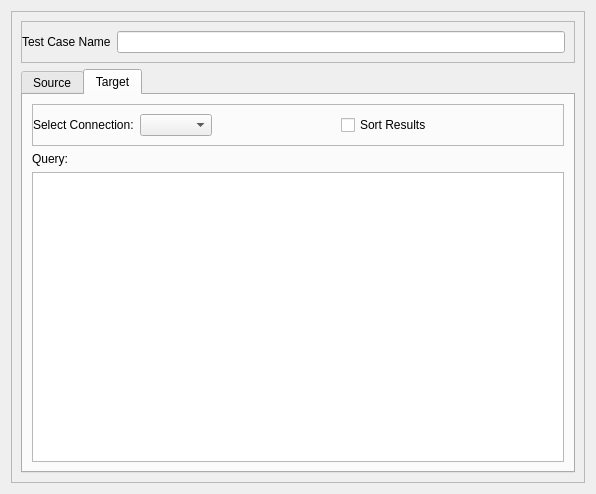
The window that ui_files/create_test_case.ui (npeersab/Universal-Data-Comparator) describes before a commit, drawn with Qt 5.
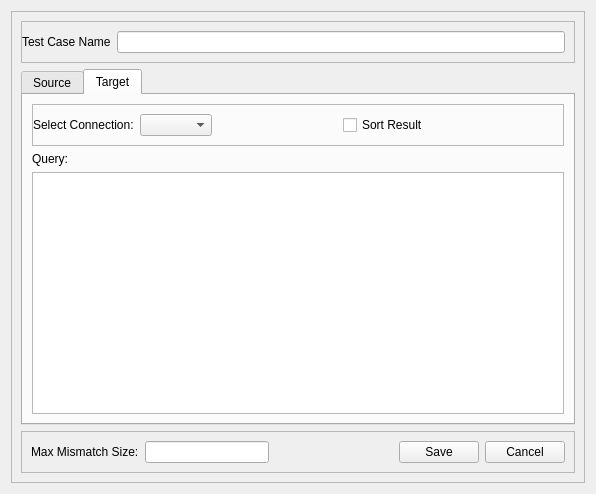
The same window after the commit. The open tabs and pages were chosen to show the change.

Diff of the .ui file:
```diff
--- a/ui_files/create_test_case.ui
+++ b/ui_files/create_test_case.ui
@@ -193,7 +193,7 @@
              <item>
               <widget class="QCheckBox" name="target_sort_check_box">
                <property name="text">
-                <string>Sort Results</string>
+                <string>Sort Result</string>
                </property>
               </widget>
              </item>
@@ -234,6 +234,55 @@
         </widget>
        </widget>
       </item>
+      <item>
+       <widget class="QFrame" name="bottom_frame">
+        <property name="frameShape">
+         <enum>QFrame::StyledPanel</enum>
+        </property>
+        <property name="frameShadow">
+         <enum>QFrame::Raised</enum>
+        </property>
+        <layout class="QHBoxLayout" name="button_frame_layout">
+         <item>
+          <widget class="QLabel" name="max_mismatch_size_label">
+           <property name="text">
+            <string>Max Mismatch Size:</string>
+           </property>
+          </widget>
+         </item>
+         <item>
+          <widget class="QLineEdit" name="max_mismatch_size_line_edit"/>
+         </item>
+         <item>
+          <spacer name="spacer_1">
+           <property name="orientation">
+            <enum>Qt::Horizontal</enum>
+           </property>
+           <property name="sizeHint" stdset="0">
+            <size>
+             <width>40</width>
+             <height>20</height>
+            </size>
+           </property>
+          </spacer>
+         </item>
+         <item>
+          <widget class="QPushButton" name="save_button">
+           <property name="text">
+            <string>Save</string>
+           </property>
+          </widget>
+         </item>
+         <item>
+          <widget class="QPushButton" name="cancel_button">
+           <property name="text">
+            <string>Cancel</string>
+           </property>
+          </widget>
+         </item>
+        </layout>
+       </widget>
+      </item>
      </layout>
     </widget>
    </item>
```
Left out of the diff: 22 changed lines with no effect on the pictures.
